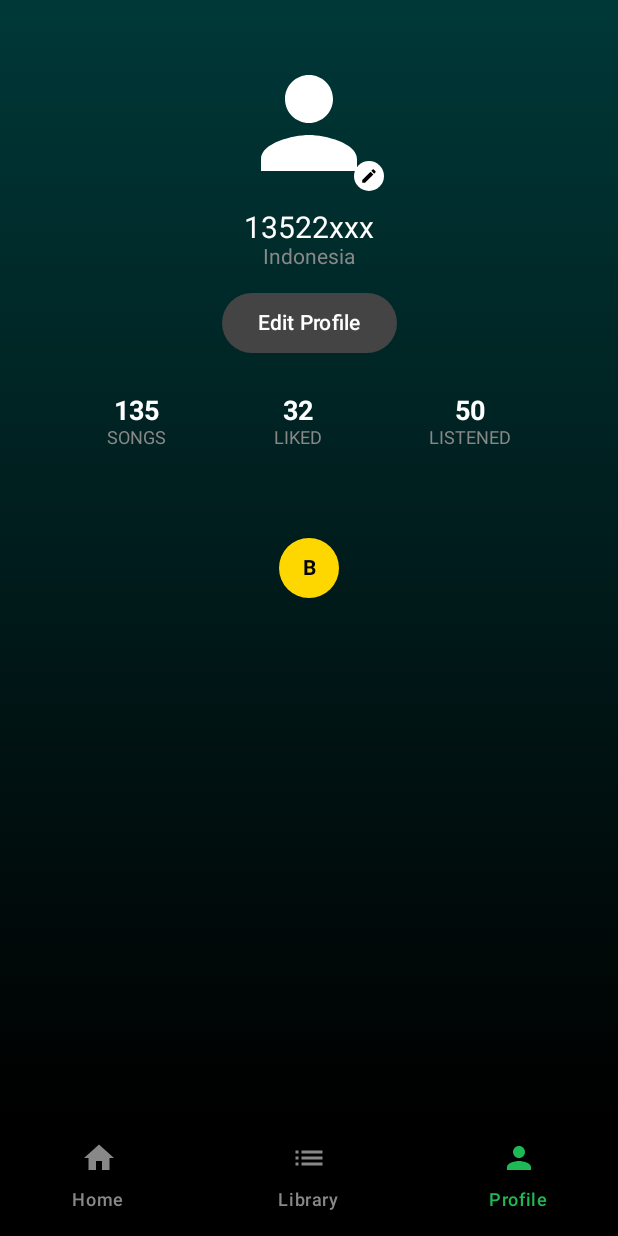
After one commit to Labpro-21/if3210-tubes-mad-2025-if3210-2025-mad-kkb, an Android app built with Jetpack Compose: the ProfileScreen screen opened through its navigation route, on a phone screen of 412 x 824 dp. The commit adds this screen. Run offline under Robolectric (Android 15) with nearby library versions, the phone set to English and light mode, and no system bars.

Commit message:
feat: profile

```diff
--- a/app/src/main/java/com/kkb/purrytify/MainActivity.kt
+++ b/app/src/main/java/com/kkb/purrytify/MainActivity.kt
@@ -22,6 +22,10 @@ class MainActivity : ComponentActivity() {
                 composable("home") {
                     HomeScreen(navController = navController, currentRoute = "home")
                 }
+
+                composable("profile") {
+                    ProfileScreen(navController = navController, currentRoute = "profile")
+                }
             }
         }
     }
--- /dev/null
+++ b/app/src/main/java/com/kkb/purrytify/ProfileScreen.kt
@@ -0,0 +1,147 @@
+package com.kkb.purrytify
+
+import androidx.compose.foundation.*
+import androidx.compose.foundation.layout.*
+import androidx.compose.foundation.shape.CircleShape
+import androidx.compose.foundation.shape.RoundedCornerShape
+import androidx.compose.material.icons.Icons
+import androidx.compose.material3.*
+import androidx.compose.runtime.Composable
+import androidx.compose.ui.*
+import androidx.compose.ui.graphics.Brush
+import androidx.compose.ui.graphics.Color
+import androidx.compose.ui.res.painterResource
+import androidx.compose.ui.text.font.FontWeight
+import androidx.compose.ui.unit.*
+import androidx.navigation.NavController
+import androidx.compose.material.icons.filled.Edit
+import androidx.compose.material.icons.filled.Person
+import androidx.compose.ui.tooling.preview.Preview
+import androidx.navigation.compose.rememberNavController
+
+@Composable
+fun ProfileScreen(    navController: NavController = rememberNavController(), // aman untuk preview
+                      currentRoute: String = "profile"                         // default route
+) {
+    Scaffold(
+        containerColor = Color.Black,
+        bottomBar = {
+            BottomNavigationBar(navController = navController, currentRoute = currentRoute)
+        }
+    ) { innerPadding ->
+        Column(
+            modifier = Modifier
+                .padding(innerPadding)
+                .fillMaxSize()
+                .verticalScroll(rememberScrollState())
+                .background(
+                    brush = Brush.verticalGradient(
+                        colors = listOf(Color(0xFF003838), Color.Black)
+                    )
+                )
+                .padding(top = 32.dp, bottom = 16.dp)
+        ) {
+
+            Box(
+                modifier = Modifier
+                    .fillMaxWidth()
+                    .height(100.dp),
+                contentAlignment = Alignment.Center
+            ){
+                // Avatar
+                Icon(
+                    imageVector = Icons.Filled.Person,
+                    contentDescription = "Profile",
+                    modifier = Modifier.size(96.dp),
+                    tint = Color.White
+                )
+
+                Icon(
+                    imageVector = Icons.Filled.Edit,
+                    contentDescription = "Edit",
+                    modifier = Modifier
+                        .offset(x = 40.dp, y = (35).dp)
+                        .size(20.dp)
+                        .background(Color.White, shape = CircleShape)
+                        .padding(4.dp),
+                    tint = Color.Black
+                )
+            }
+
+
+
+            Spacer(modifier = Modifier.height(8.dp))
+
+            Text(
+                text = "13522xxx",
+                color = Color.White,
+                fontSize = 20.sp,
+                modifier = Modifier.align(Alignment.CenterHorizontally)
+            )
+
+            Text(
+                text = "Indonesia",
+                color = Color.Gray,
+                fontSize = 14.sp,
+                modifier = Modifier.align(Alignment.CenterHorizontally)
+            )
+
+            Spacer(modifier = Modifier.height(12.dp))
+
+            Button(
+                onClick = { /* Edit profile */ },
+                shape = RoundedCornerShape(20.dp),
+                colors = ButtonDefaults.buttonColors(containerColor = Color.DarkGray),
+                modifier = Modifier
+                    .align(Alignment.CenterHorizontally)
+            ) {
+                Text("Edit Profile")
+            }
+
+            Spacer(modifier = Modifier.height(24.dp))
+
+            Row(
+                modifier = Modifier.fillMaxWidth(),
+                horizontalArrangement = Arrangement.SpaceEvenly
+            ) {
+                ProfileStat("135", "SONGS")
+                ProfileStat("32", "LIKED")
+                ProfileStat("50", "LISTENED")
+            }
+
+            Spacer(modifier = Modifier.height(40.dp))
+
+            // Placeholder content
+            Box(
+                modifier = Modifier
+                    .fillMaxWidth()
+                    .height(80.dp),
+                contentAlignment = Alignment.Center
+            ) {
+                Surface(
+                    shape = CircleShape,
+                    color = Color(0xFFFFD700),
+                    modifier = Modifier.size(40.dp)
+                ) {
+                    Box(contentAlignment = Alignment.Center) {
+                        Text("B", color = Color.Black, fontWeight = FontWeight.Bold)
+                    }
+                }
+            }
+        }
+    }
+}
+
+@Composable
+fun ProfileStat(count: String, label: String) {
+    Column(horizontalAlignment = Alignment.CenterHorizontally) {
+        Text(text = count, color = Color.White, fontWeight = FontWeight.Bold, fontSize = 18.sp)
+        Text(text = label, color = Color.Gray, fontSize = 12.sp)
+    }
+}
+
+@Preview(showBackground = true)
+@Composable
+fun PreviewProfileScreen() {
+    ProfileScreen()
+}
```
